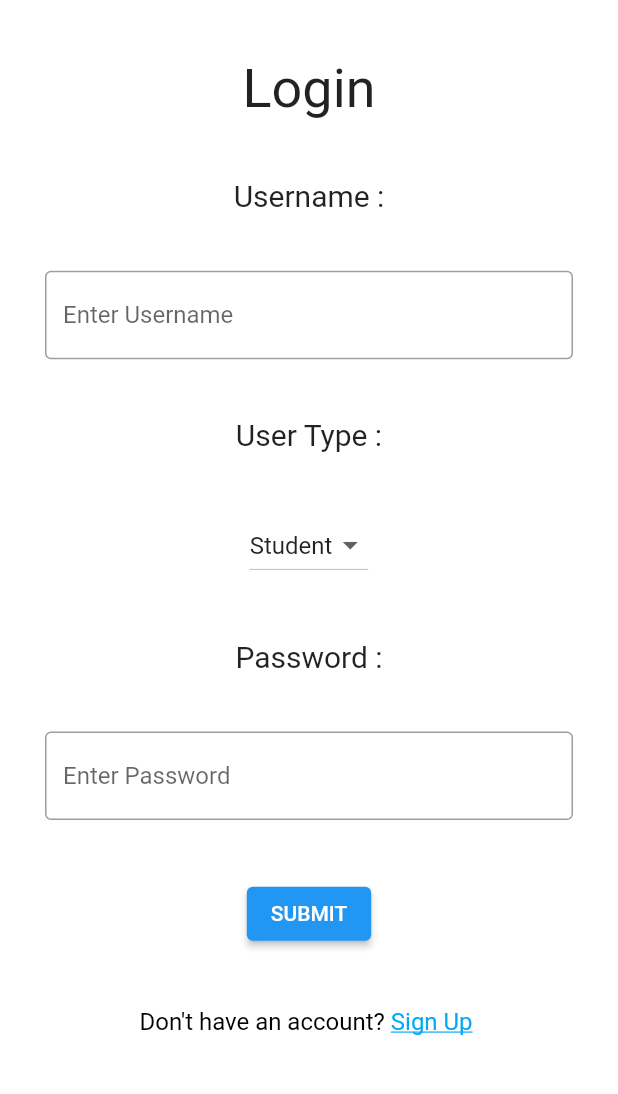
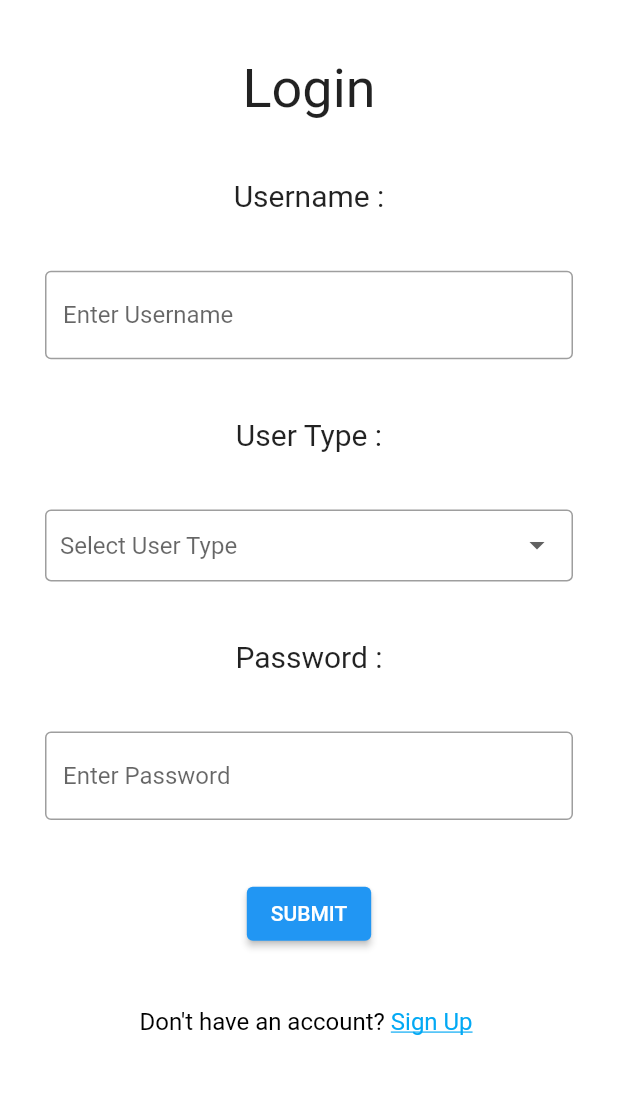
Before and after one commit to KeerthiAnilNair/Vaahika, a Flutter app: the screen it shows after launch, on a phone screen of 412 x 824 dp, the part 142-1236 px from its top. Run offline on Flutter 3.47's test engine with Material 2 defaults, Android fonts, the phone set to English and light mode, and no system bars; our stand-ins replace google_maps_flutter, splashscreen; missing offline and left inert: flutter_material_color_picker; Roboto replaces fonts that are missing (Arvo, LakkiReddy).

Commit message:
updated user login

```diff
--- a/lib/driver_details.dart
+++ b/lib/driver_details.dart
@@ -1,5 +1,5 @@
 import 'package:flutter/material.dart';
-import 'package:sample_project/inddriv_details.dart';
+import 'package:sample_project/indriv_details.dart';
 
 class DriverDetails extends StatelessWidget {
   const DriverDetails({super.key});
--- a/lib/driverhome.dart
+++ b/lib/driverhome.dart
@@ -71,7 +71,7 @@ class DriverHome extends StatelessWidget {
               style: ElevatedButton.styleFrom(
                 primary: Colors.orange[200], // Background color
               ),
-              child: Text('Seat Availablity'),
+              child: Text('Set Availablity'),
             ),
           ],
         ),
--- a/lib/login.dart
+++ b/lib/login.dart
@@ -4,6 +4,7 @@ import 'package:flutter/material.dart';
 import 'package:sample_project/signup.dart';
 import 'package:sample_project/studenthome.dart';
 import 'package:sample_project/adminhome.dart';
+import 'package:sample_project/driverhome.dart';
 
 class Login extends StatefulWidget {
   @override
@@ -11,7 +12,7 @@ class Login extends StatefulWidget {
 }
 
 class _LoginState extends State<Login> {
-  String userType = 'Student'; // Default value
+  String? userType; // Default value
 
   List<String> userTypes = ['Student', 'Driver', 'Admin'];
 
@@ -24,7 +25,7 @@ class _LoginState extends State<Login> {
     } else if (userType == 'Driver') {
       Navigator.push(
         context,
-        MaterialPageRoute(builder: (context) => StudentHome()),
+        MaterialPageRoute(builder: (context) => DriverHome()),
       );
     } else if (userType == 'Admin') {
       Navigator.push(
@@ -87,8 +88,9 @@ class _LoginState extends State<Login> {
                     fontSize: 20,
                   ),
                 ),
-                DropdownButton<String>(
+                DropdownButtonFormField<String>(
                   value: userType,
+                  hint: Text('Select User Type'),
                   onChanged: (String? newValue) {
                     setState(() {
                       userType = newValue!;
@@ -101,6 +103,17 @@ class _LoginState extends State<Login> {
                       child: Text(value),
                     );
                   }).toList(),
+                  decoration: InputDecoration(
+                    border: OutlineInputBorder(
+                      borderSide: BorderSide(
+                        color: Colors.grey,
+                      ),
+                    ),
+                    contentPadding: EdgeInsets.symmetric(
+                      vertical: 12,
+                      horizontal: 10,
+                    ),
+                  ),
                 ),
                 const Text(
                   'Password : ',
```
Also changed, not shown: lib/signup.dart (+16 -3 lines).
